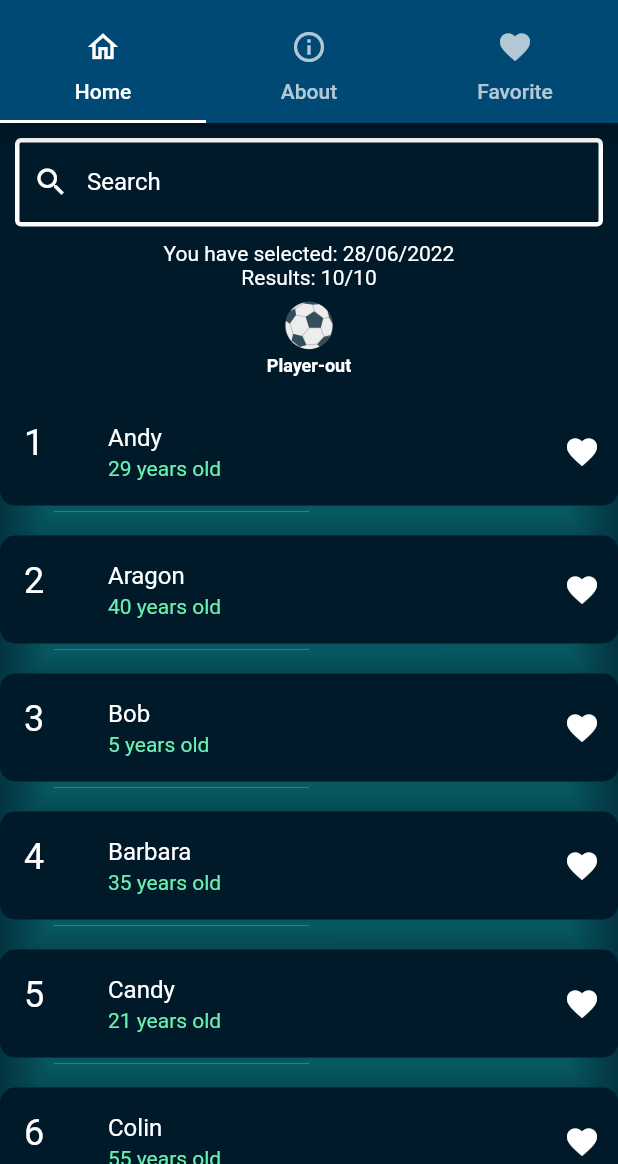
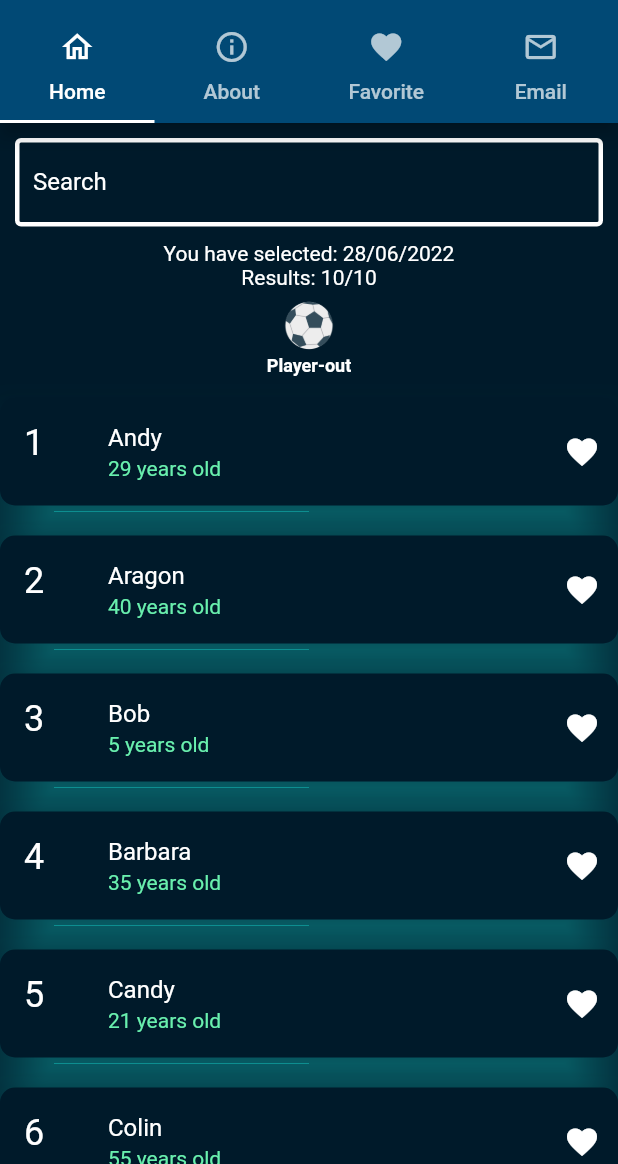
Before and after one commit to Hadjimamas/Testing_Project, a Flutter app: the screen it shows after launch, on a phone screen of 412 x 824 dp, the part 72-1236 px from its top. Run offline on Flutter 3.47's test engine with Material 2 defaults, Android fonts, the phone set to English and light mode, and no system bars; drawn by our look-alikes of overlay_support; our stand-ins replace connectivity_plus, google_fonts, package_info_plus; missing offline and left inert: draggable_scrollbar, flutter_mailer.

Commit message:
Practice Project

```diff
--- a/lib/home_page.dart
+++ b/lib/home_page.dart
@@ -7,6 +7,7 @@ import 'package:flutter/services.dart';
 import 'package:google_fonts/google_fonts.dart';
 import 'package:intl/intl.dart';
 import 'package:overlay_support/overlay_support.dart';
+import 'package:testing/mail.dart';
 import 'package:testing/package_info.dart';
 import 'package:testing/widget.dart';
 
@@ -136,7 +137,7 @@ class MyHomePageState extends State<MyHomePage> {
     String allUsers = _allUsers.length.toString();
     String foundUsers = _foundUsers.length.toString();
     return DefaultTabController(
-      length: 3,
+      length: 4,
       child: Scaffold(
         appBar: AppBar(
           bottom: const TabBar(
@@ -146,6 +147,7 @@ class MyHomePageState extends State<MyHomePage> {
               Tab(icon: Icon(Icons.home_outlined), text: 'Home'),
               Tab(icon: Icon(Icons.info_outline), text: 'About'),
               Tab(icon: Icon(Icons.favorite), text: 'Favorite'),
+              Tab(icon: Icon(Icons.email_outlined), text: 'Email'),
             ],
           ),
           title: Row(
@@ -299,6 +301,7 @@ class MyHomePageState extends State<MyHomePage> {
                 : const Center(
                     child: Text('No Favourite data'),
                   ),
+            const EmailSender()
           ],
         ),
       ),
--- a/lib/widget.dart
+++ b/lib/widget.dart
@@ -9,28 +9,13 @@ Widget search(
   return Padding(
     padding: const EdgeInsets.all(10),
     child: TextField(
-      cursorColor: Colors.white,
-      onChanged: onChanged,
-      controller: editingController,
-      decoration: const InputDecoration(
-        enabledBorder: OutlineInputBorder(
-          //This is the color of the TextField before you click it to search
-          borderSide: BorderSide(width: 3, color: Colors.white),
-        ),
-        focusedBorder: OutlineInputBorder(
-          //Color of the TextField when you search
-          borderSide: BorderSide(width: 3, color: Colors.white),
-        ),
-        hintStyle: TextStyle(color: Colors.white),
-        labelStyle: TextStyle(color: Colors.white),
-        labelText: 'Search',
-        hintText: 'Search by Name',
-        prefixIcon: Icon(
-          Icons.search,
-          color: Colors.white,
-        ),
-      ),
-    ),
+        cursorColor: Colors.white,
+        onChanged: onChanged,
+        controller: editingController,
+        decoration: inputDecoration(
+          'Search',
+          'Search by name',
+        )),
   );
 }
 
@@ -123,3 +108,20 @@ Future checkNetworkConnection() async {
     background: color,
   );
 }
+
+inputDecoration(String labelText, String hintText) {
+  return InputDecoration(
+      enabledBorder: const OutlineInputBorder(
+        //This is the color of the TextField before you click it to search
+        borderSide: BorderSide(width: 3, color: Colors.white),
+      ),
+      focusedBorder: const OutlineInputBorder(
+        //Color of the TextField when you search
+        borderSide: BorderSide(width: 3, color: Colors.white),
+      ),
+      hintStyle: const TextStyle(color: Colors.white),
+      labelStyle: const TextStyle(color: Colors.white),
+      labelText: labelText,
+      border: const OutlineInputBorder(),
+      hintText: hintText);
+}
--- a/pubspec.yaml
+++ b/pubspec.yaml
@@ -24,6 +24,7 @@ dependencies:
   provider: ^6.0.3
   shared_preferences: ^2.0.15
   draggable_scrollbar: ^0.1.0
+  flutter_mailer: ^2.0.1
 
 dev_dependencies:
   flutter_test:
```
Also changed, not shown: lib/mail.dart (added, +143 -0 lines), pubspec.lock, 1 other file.
